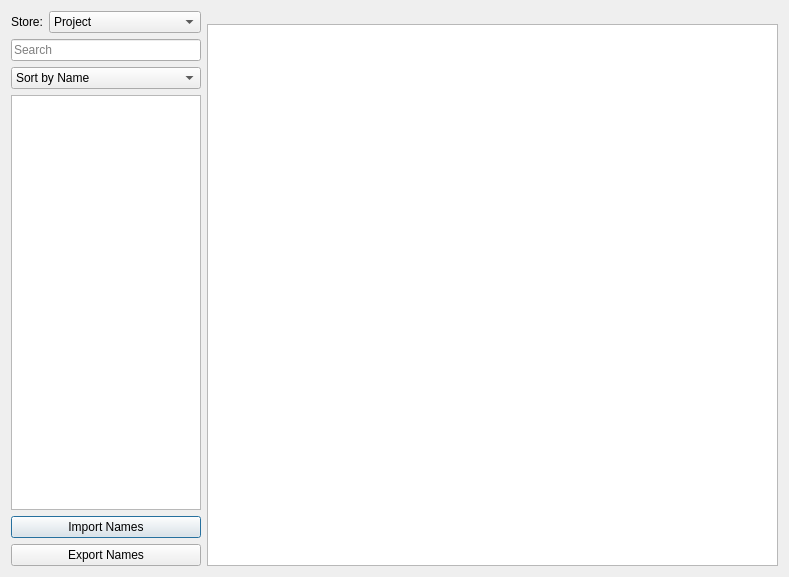
Above: src/Editor/ResourceBrowser/CResourceBrowser.ui from AxioDL/PrimeWorldEditor before the change. Below: the same form after it.
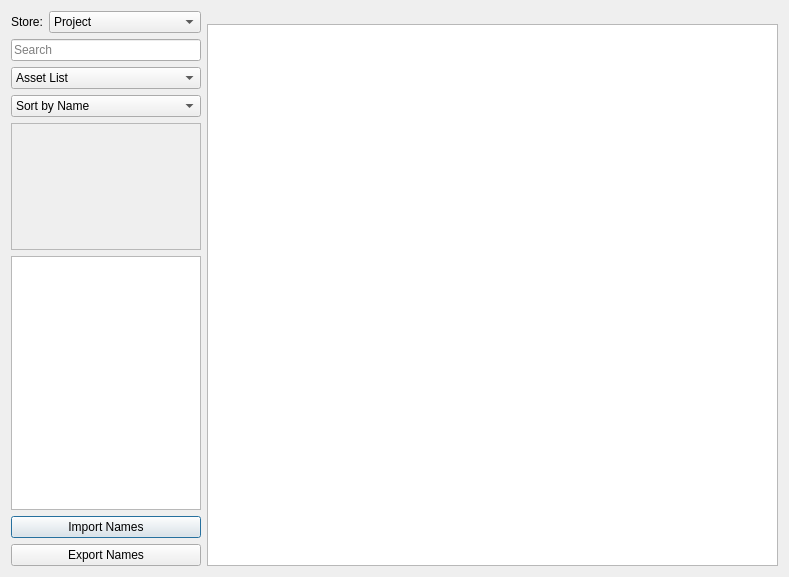
That is the form after the change.

Commit message: Added type filtering to the resource browser

```diff
--- a/src/Editor/ResourceBrowser/CResourceBrowser.ui
+++ b/src/Editor/ResourceBrowser/CResourceBrowser.ui
@@ -79,6 +79,20 @@
         </property>
        </widget>
       </item>
+      <item>
+       <widget class="QComboBox" name="DisplayTypeComboBox">
+        <item>
+         <property name="text">
+          <string>Asset List</string>
+         </property>
+        </item>
+        <item>
+         <property name="text">
+          <string>Filesystem</string>
+         </property>
+        </item>
+       </widget>
+      </item>
       <item>
        <widget class="QComboBox" name="SortComboBox">
         <property name="sizePolicy">
@@ -99,8 +113,37 @@
         </item>
        </widget>
       </item>
+      <item>
+       <widget class="QScrollArea" name="FilterCheckboxScrollArea">
+        <property name="sizePolicy">
+         <sizepolicy hsizetype="Expanding" vsizetype="Expanding">
+          <horstretch>0</horstretch>
+          <verstretch>1</verstretch>
+         </sizepolicy>
+        </property>
+        <property name="widgetResizable">
+         <bool>true</bool>
+        </property>
+        <widget class="QWidget" name="scrollAreaWidgetContents">
+         <property name="geometry">
+          <rect>
+           <x>0</x>
+           <y>0</y>
+           <width>189</width>
+           <height>128</height>
+          </rect>
+         </property>
+        </widget>
+       </widget>
+      </item>
       <item>
        <widget class="QTreeView" name="DirectoryTreeView">
+        <property name="sizePolicy">
+         <sizepolicy hsizetype="Expanding" vsizetype="Expanding">
+          <horstretch>0</horstretch>
+          <verstretch>2</verstretch>
+         </sizepolicy>
+        </property>
         <property name="font">
          <font>
           <pointsize>10</pointsize>
```
The commit also changes 6 other files.
